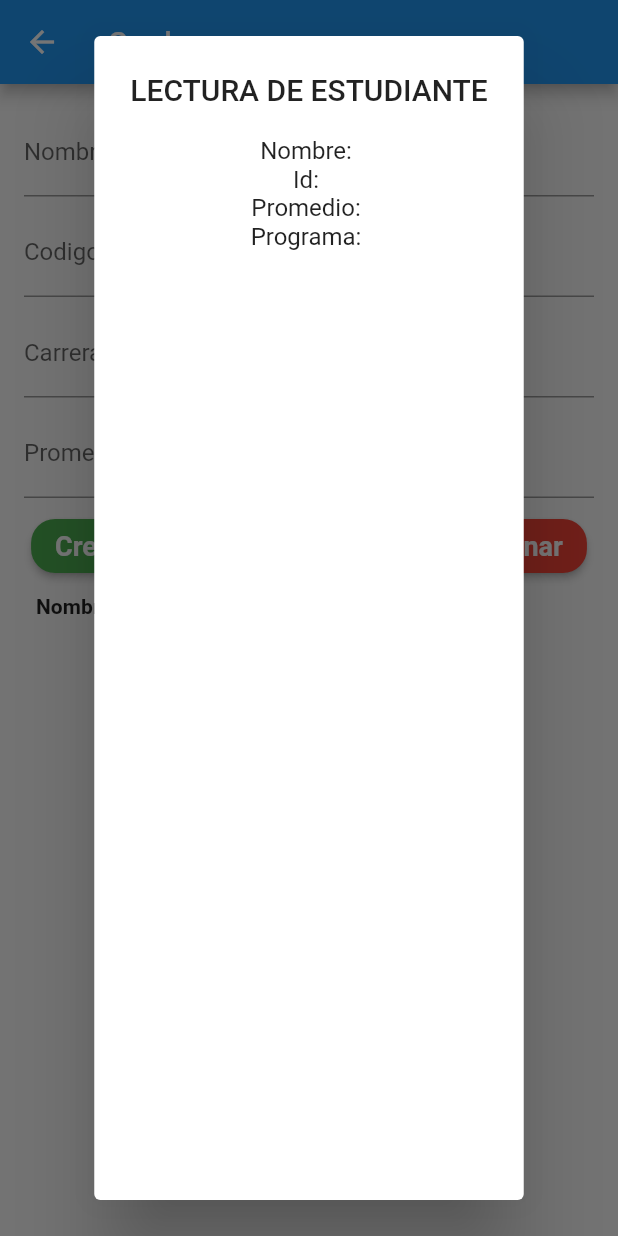
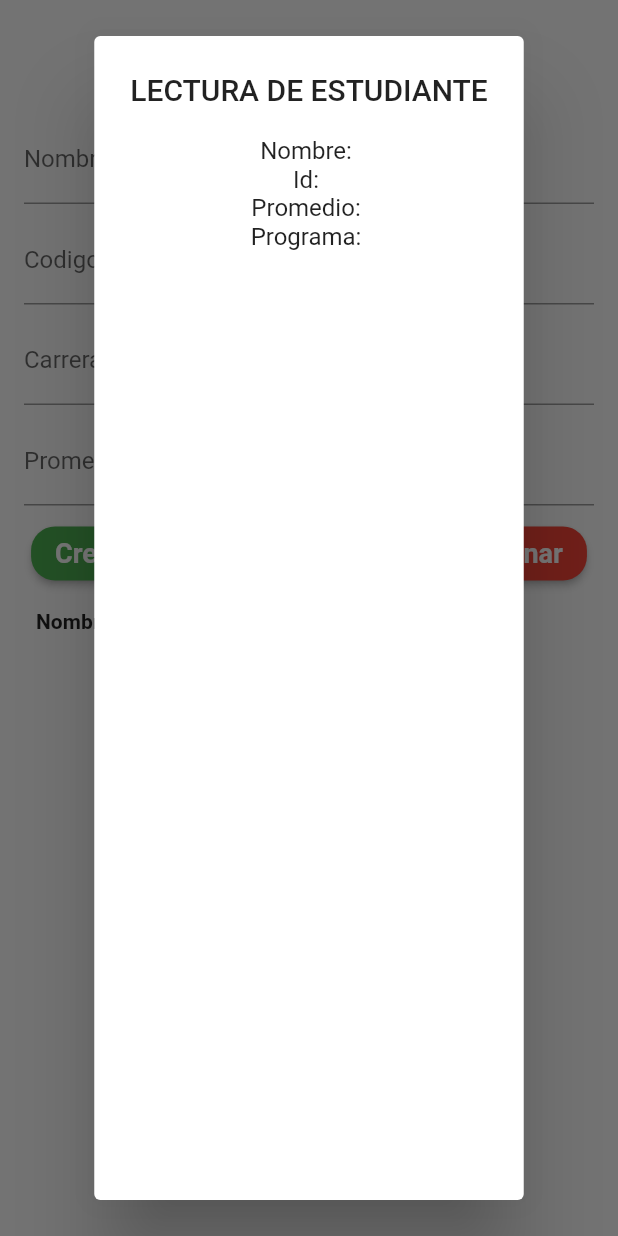
Before and after one commit to jhuertasn/Retos_en_Firebase, a Flutter app: the crudApp screen opened directly, after a tap on "Leer", on a phone screen of 412 x 824 dp. Run offline on Flutter 3.47's test engine with Material 2 defaults, Android fonts, the light colour scheme and no system bars; our stand-ins replace cloud_firestore, firebase_core; missing offline and left inert: dart:ffi; accounts and stored records are empty; network calls fail.

Commit message:
agregando detalles al crud

```diff
--- a/lib/pages/CrudApp.dart
+++ b/lib/pages/CrudApp.dart
@@ -184,15 +184,23 @@ class _MyHomePageState extends State<crudApp> {
   @override
   Widget build(BuildContext context) {
     return Scaffold(
-      appBar: AppBar(
+      /* appBar: AppBar(
         title: Text(widget.title),
-      ),
-      body: Padding(
+      ),*/
+      body: Container(
+        child: Padding(
           padding: const EdgeInsets.all(16.0),
           child: Center(
             child: Column(
                 //mainAxisAlignment: MainAxisAlignment.center,
                 children: [
+                  Container(
+                    margin: EdgeInsets.all(16.0),
+                    child: Text(
+                      'Registro de Estudiantes',
+                      style: TextStyle(fontSize: 25),
+                    ),
+                  ),
                   widget.inputForm("Nombre", getEstudianteNombre),
                   widget.inputForm("Codigo de Estudiante", getEstudianteCodigo),
                   widget.inputForm("Carrera", getEstudiantePrograma),
@@ -206,6 +214,9 @@ class _MyHomePageState extends State<crudApp> {
                           "Actualizar", Colors.orange, actualizarRegistro),
                       widget.btnCrud("Eliminar", Colors.red, eliminarRegistro)
                     ],
+                  ),
+                  SizedBox(
+                    height: 5,
                   ),
                   Padding(
                     padding: const EdgeInsets.all(8.0),
@@ -269,6 +280,7 @@ class _MyHomePageState extends State<crudApp> {
                       })
                 ]),
           ),
+        ),
       ), // This trailing comma makes auto-formatting nicer for build methods.
     );
   }
--- a/lib/pages/drawer.dart
+++ b/lib/pages/drawer.dart
@@ -18,10 +18,10 @@ class HomeState extends State<Home> {
         return TabBarDemo();
       case 2:
         return crudApp(
-          title: 'Crud',
+          title: 'Registro de Estudiantes',
         );
       case 3:
-        return Pasos();
+        return PasosdelApp();
     }
   }
 
@@ -38,7 +38,7 @@ class HomeState extends State<Home> {
       appBar: AppBar(
         backgroundColor: Color.fromARGB(51, 134, 230, 24),
         title: Text(
-          'Takia Inc',
+          'Registro App',
           style: TextStyle(fontWeight: FontWeight.bold, fontSize: 25),
         ),
       ),
@@ -46,7 +46,7 @@ class HomeState extends State<Home> {
         child: ListView(
           children: <Widget>[
             UserAccountsDrawerHeader(
-              accountName: Text('Ejercicio Api',
+                accountName: Text('Ejercicio Crud',
                     style: TextStyle(
                         color: Colors.white,
                         fontSize: 16,
@@ -56,8 +56,8 @@ class HomeState extends State<Home> {
                         color: Colors.white,
                         fontSize: 16,
                         fontWeight: FontWeight.bold)),
-              //currentAccountPicture: Image.asset('assets/kediko.png')
-            ),
+                currentAccountPicture: Image.network(
+                    'https://img2.freepng.es/20200413/cx/transparent-icon-design-5e9514e3e94e76.6287660515868285159556.jpg')),
             ListTile(
               title: Text('Autores'),
               leading: Icon(Icons.vaccines),
```
Also changed, not shown: lib/main.dart (+8 -6 lines), lib/pages/pasosdelapp.dart (+22 -22 lines), lib/pages/tabBar.dart (+15 -9 lines). Lines whose indentation alone changed are shown as unchanged.
